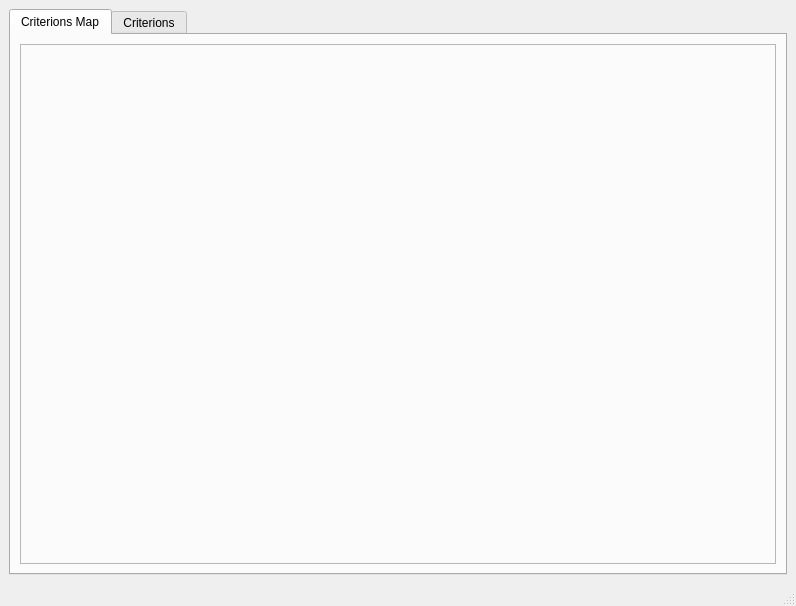
Above: ui/mainwindow.ui from oso/qgis-etri before the change. Below: the same form after it.
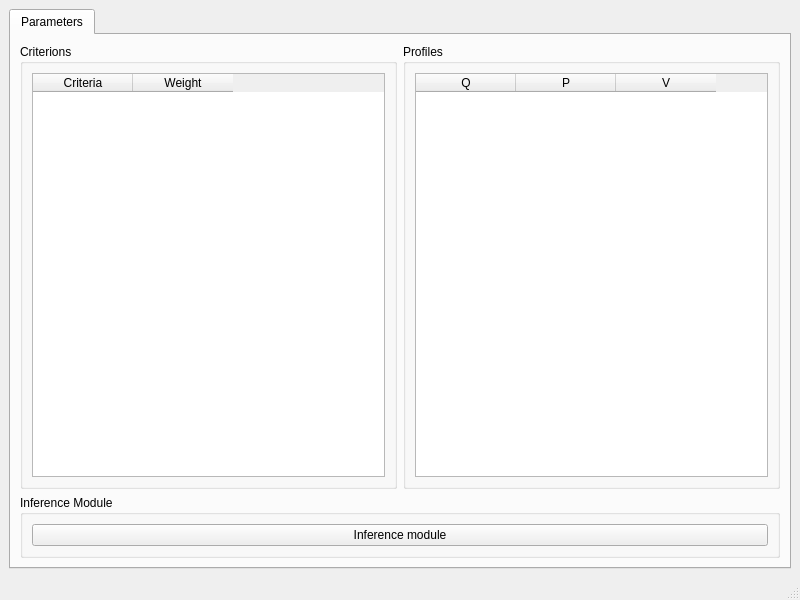
That is the form after the change.

Commit message: [APP] Update application mainwindow

Patch:
```diff
--- a/ui/mainwindow.ui
+++ b/ui/mainwindow.ui
@@ -6,42 +6,145 @@
    <rect>
     <x>0</x>
     <y>0</y>
-    <width>796</width>
-    <height>606</height>
+    <width>800</width>
+    <height>600</height>
    </rect>
   </property>
   <property name="windowTitle">
    <string>MainWindow</string>
   </property>
   <widget class="QWidget" name="centralwidget">
-   <layout class="QGridLayout" name="gridLayout">
-    <item row="0" column="0">
+   <layout class="QHBoxLayout" name="horizontalLayout">
+    <item>
      <widget class="QTabWidget" name="tabWidget">
       <property name="currentIndex">
        <number>0</number>
       </property>
       <widget class="QWidget" name="map">
        <attribute name="title">
-        <string>Criterions Map</string>
+        <string>Parameters</string>
        </attribute>
-       <layout class="QGridLayout" name="gridLayout_2">
+       <layout class="QGridLayout" name="gridLayout">
         <item row="0" column="0">
-         <widget class="QFrame" name="map_frame">
-          <property name="frameShape">
-           <enum>QFrame::StyledPanel</enum>
+         <widget class="QGroupBox" name="criterions">
+          <property name="title">
+           <string>Criterions</string>
           </property>
-          <property name="frameShadow">
-           <enum>QFrame::Raised</enum>
+          <layout class="QGridLayout" name="gridLayout_2">
+           <item row="0" column="0">
+            <widget class="QTableWidget" name="table_crit">
+             <property name="dragEnabled">
+              <bool>false</bool>
+             </property>
+             <property name="alternatingRowColors">
+              <bool>false</bool>
+             </property>
+             <property name="showGrid">
+              <bool>false</bool>
+             </property>
+             <property name="cornerButtonEnabled">
+              <bool>false</bool>
+             </property>
+             <property name="rowCount">
+              <number>0</number>
+             </property>
+             <attribute name="horizontalHeaderVisible">
+              <bool>true</bool>
+             </attribute>
+             <attribute name="horizontalHeaderDefaultSectionSize">
+              <number>100</number>
+             </attribute>
+             <attribute name="horizontalHeaderHighlightSections">
+              <bool>false</bool>
+             </attribute>
+             <attribute name="verticalHeaderVisible">
+              <bool>false</bool>
+             </attribute>
+             <attribute name="verticalHeaderHighlightSections">
+              <bool>false</bool>
+             </attribute>
+             <attribute name="verticalHeaderShowSortIndicator" stdset="0">
+              <bool>false</bool>
+             </attribute>
+             <attribute name="verticalHeaderVisible">
+              <bool>false</bool>
+             </attribute>
+             <attribute name="horizontalHeaderVisible">
+              <bool>true</bool>
+             </attribute>
+             <attribute name="verticalHeaderShowSortIndicator" stdset="0">
+              <bool>false</bool>
+             </attribute>
+             <attribute name="horizontalHeaderHighlightSections">
+              <bool>false</bool>
+             </attribute>
+             <attribute name="verticalHeaderHighlightSections">
+              <bool>false</bool>
+             </attribute>
+             <attribute name="horizontalHeaderDefaultSectionSize">
+              <number>100</number>
+             </attribute>
+             <column>
+              <property name="text">
+               <string>Criteria</string>
+              </property>
+             </column>
+             <column>
+              <property name="text">
+               <string>Weight</string>
+              </property>
+             </column>
+            </widget>
+           </item>
+          </layout>
+         </widget>
+        </item>
+        <item row="0" column="1">
+         <widget class="QGroupBox" name="profiles">
+          <property name="title">
+           <string>Profiles</string>
           </property>
+          <layout class="QGridLayout" name="gridLayout_3">
+           <item row="0" column="0">
+            <widget class="QTableWidget" name="table_prof">
+             <column>
+              <property name="text">
+               <string>Q</string>
+              </property>
+             </column>
+             <column>
+              <property name="text">
+               <string>P</string>
+              </property>
+             </column>
+             <column>
+              <property name="text">
+               <string>V</string>
+              </property>
+             </column>
+            </widget>
+           </item>
+          </layout>
+         </widget>
+        </item>
+        <item row="1" column="0" colspan="2">
+         <widget class="QGroupBox" name="groupBox">
+          <property name="title">
+           <string>Inference Module</string>
+          </property>
+          <layout class="QGridLayout" name="gridLayout_4">
+           <item row="0" column="0">
+            <widget class="QPushButton" name="pushButton">
+             <property name="text">
+              <string>Inference module</string>
+             </property>
+            </widget>
+           </item>
+          </layout>
          </widget>
         </item>
        </layout>
       </widget>
-      <widget class="QWidget" name="criterions">
-       <attribute name="title">
-        <string>Criterions</string>
-       </attribute>
-      </widget>
      </widget>
     </item>
    </layout>
```
Left out of the diff: 4 changed lines with no effect on the pictures. The commit also changes 2 other files.
